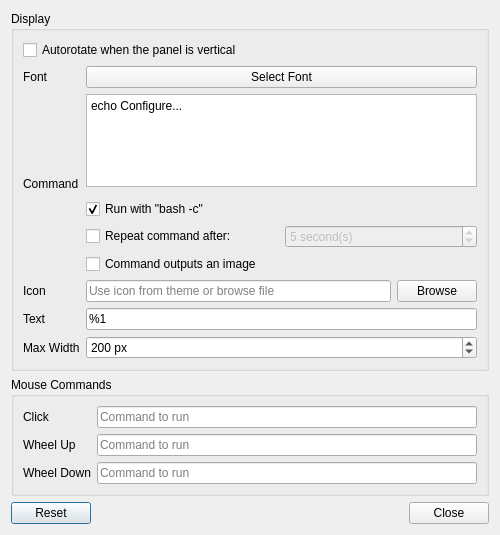
Above: plugin-customcommand/lxqtcustomcommandconfiguration.ui from lxqt/lxqt-panel before the change. Below: the same form after it.
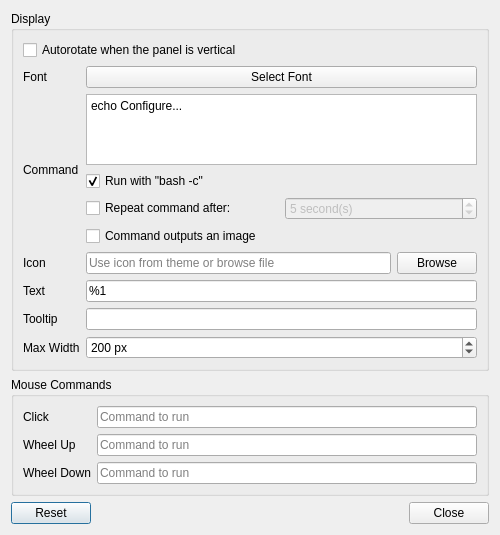
That is the form after the change.

Commit message:
Added configurable tooltip to Custom Command plugin
Also, cleaned up the code.

Closes https://github.com/lxqt/lxqt-panel/issues/2209

What changed in the file:
```diff
--- a/plugin-customcommand/lxqtcustomcommandconfiguration.ui
+++ b/plugin-customcommand/lxqtcustomcommandconfiguration.ui
@@ -22,7 +22,73 @@
      <layout class="QVBoxLayout" name="verticalLayout_2">
       <item>
        <layout class="QGridLayout" name="gridLayout">
-        <item row="5" column="1" colspan="2">
+        <item row="0" column="0" colspan="3">
+         <widget class="QCheckBox" name="autoRotateCheckBox">
+          <property name="text">
+           <string>Autorotate when the panel is vertical</string>
+          </property>
+         </widget>
+        </item>
+        <item row="1" column="0">
+         <widget class="QLabel" name="fontLabel">
+          <property name="text">
+           <string>Font</string>
+          </property>
+         </widget>
+        </item>
+        <item row="1" column="1" colspan="2">
+         <widget class="QPushButton" name="fontButton">
+          <property name="text">
+           <string>Select Font</string>
+          </property>
+          <property name="autoDefault">
+           <bool>false</bool>
+          </property>
+         </widget>
+        </item>
+        <item row="2" column="0" rowspan="4">
+         <widget class="QLabel" name="commandLabel">
+          <property name="text">
+           <string>Command</string>
+          </property>
+          <property name="alignment">
+           <set>Qt::AlignLeading|Qt::AlignLeft|Qt::AlignVCenter</set>
+          </property>
+         </widget>
+        </item>
+        <item row="2" column="1" colspan="2">
+         <widget class="QPlainTextEdit" name="commandPlainTextEdit">
+          <property name="minimumSize">
+           <size>
+            <width>0</width>
+            <height>52</height>
+           </size>
+          </property>
+          <property name="baseSize">
+           <size>
+            <width>0</width>
+            <height>50</height>
+           </size>
+          </property>
+          <property name="plainText">
+           <string>echo Configure...</string>
+          </property>
+          <property name="placeholderText">
+           <string>Command to run</string>
+          </property>
+         </widget>
+        </item>
+        <item row="3" column="1" colspan="2">
+         <widget class="QCheckBox" name="runWithBashCheckBox">
+          <property name="text">
+           <string>Run with &quot;bash -c&quot;</string>
+          </property>
+          <property name="checked">
+           <bool>true</bool>
+          </property>
+         </widget>
+        </item>
+        <item row="4" column="1" colspan="2">
          <widget class="QFrame" name="frame">
           <property name="sizePolicy">
            <sizepolicy hsizetype="Expanding" vsizetype="Preferred">
@@ -102,7 +168,31 @@
           </layout>
          </widget>
         </item>
-        <item row="7" column="2">
+        <item row="5" column="1" colspan="2">
+         <widget class="QCheckBox" name="outputImageCheckBox">
+          <property name="text">
+           <string>Command outputs an image</string>
+          </property>
+         </widget>
+        </item>
+        <item row="6" column="0">
+         <widget class="QLabel" name="iconLabel">
+          <property name="text">
+           <string>Icon</string>
+          </property>
+          <property name="alignment">
+           <set>Qt::AlignLeading|Qt::AlignLeft|Qt::AlignVCenter</set>
+          </property>
+         </widget>
+        </item>
+        <item row="6" column="1">
+         <widget class="QLineEdit" name="iconLineEdit">
+          <property name="placeholderText">
+           <string>Use icon from theme or browse file</string>
+          </property>
+         </widget>
+        </item>
+        <item row="6" column="2">
          <widget class="QPushButton" name="iconBrowseButton">
           <property name="text">
            <string>Browse</string>
@@ -112,6 +202,36 @@
           </property>
          </widget>
         </item>
+        <item row="7" column="0">
+         <widget class="QLabel" name="textLabel">
+          <property name="text">
+           <string>Text</string>
+          </property>
+          <property name="alignment">
+           <set>Qt::AlignLeading|Qt::AlignLeft|Qt::AlignVCenter</set>
+          </property>
+         </widget>
+        </item>
+        <item row="7" column="1" colspan="2">
+         <widget class="QLineEdit" name="textLineEdit">
+          <property name="text">
+           <string>%1</string>
+          </property>
+          <property name="placeholderText">
+           <string>Use %1 to display command output</string>
+          </property>
+         </widget>
+        </item>
+        <item row="8" column="0">
+         <widget class="QLabel" name="tooltipLabel">
+          <property name="text">
+           <string>Tooltip</string>
+          </property>
+         </widget>
+        </item>
+        <item row="8" column="1" colspan="2">
+         <widget class="QLineEdit" name="tooltipLineEdit"/>
+        </item>
         <item row="9" column="0">
          <widget class="QLabel" name="maxWidthLabel">
           <property name="text">
@@ -122,40 +242,6 @@
           </property>
          </widget>
         </item>
-        <item row="1" column="0">
-         <widget class="QLabel" name="fontLabel">
-          <property name="text">
-           <string>Font</string>
-          </property>
-         </widget>
-        </item>
-        <item row="2" column="0" rowspan="5">
-         <widget class="QLabel" name="commandLabel">
-          <property name="text">
-           <string>Command</string>
-          </property>
-          <property name="alignment">
-           <set>Qt::AlignLeading|Qt::AlignLeft|Qt::AlignVCenter</set>
-          </property>
-         </widget>
-        </item>
-        <item row="7" column="0">
-         <widget class="QLabel" name="iconLabel">
-          <property name="text">
-           <string>Icon</string>
-          </property>
-          <property name="alignment">
-           <set>Qt::AlignLeading|Qt::AlignLeft|Qt::AlignVCenter</set>
-          </property>
-         </widget>
-        </item>
-        <item row="0" column="0" colspan="3">
-         <widget class="QCheckBox" name="autoRotateCheckBox">
-          <property name="text">
-           <string>Autorotate when the panel is vertical</string>
-          </property>
-         </widget>
-        </item>
         <item row="9" column="1" colspan="2">
          <widget class="QSpinBox" name="maxWidthSpinBox">
           <property name="suffix">
@@ -175,82 +261,6 @@
           </property>
          </widget>
         </item>
-        <item row="7" column="1">
-         <widget class="QLineEdit" name="iconLineEdit">
-          <property name="placeholderText">
-           <string>Use icon from theme or browse file</string>
-          </property>
-         </widget>
-        </item>
-        <item row="4" column="1" colspan="2">
-         <widget class="QCheckBox" name="runWithBashCheckBox">
-          <property name="text">
-           <string>Run with &quot;bash -c&quot;</string>
-          </property>
-          <property name="checked">
-           <bool>true</bool>
-          </property>
-         </widget>
-        </item>
-        <item row="1" column="1" colspan="2">
-         <widget class="QPushButton" name="fontButton">
-          <property name="text">
-           <string>Select Font</string>
-          </property>
-          <property name="autoDefault">
-           <bool>false</bool>
-          </property>
-         </widget>
-        </item>
-        <item row="8" column="1" colspan="2">
-         <widget class="QLineEdit" name="textLineEdit">
-          <property name="text">
-           <string>%1</string>
-          </property>
-          <property name="placeholderText">
-           <string>Use %1 to display command output</string>
-          </property>
-         </widget>
-        </item>
-        <item row="8" column="0">
-         <widget class="QLabel" name="textLabel">
-          <property name="text">
-           <string>Text</string>
-          </property>
-          <property name="alignment">
-           <set>Qt::AlignLeading|Qt::AlignLeft|Qt::AlignVCenter</set>
-          </property>
-         </widget>
-        </item>
-        <item row="2" column="1" colspan="2">
-         <widget class="QPlainTextEdit" name="commandPlainTextEdit">
-          <property name="minimumSize">
-           <size>
-            <width>0</width>
-            <height>52</height>
-           </size>
-          </property>
-          <property name="baseSize">
-           <size>
-            <width>0</width>
-            <height>50</height>
-           </size>
-          </property>
-          <property name="plainText">
-           <string>echo Configure...</string>
-          </property>
-          <property name="placeholderText">
-           <string>Command to run</string>
-          </property>
-         </widget>
-        </item>
-        <item row="6" column="1" colspan="2">
-         <widget class="QCheckBox" name="outputImageCheckBox">
-          <property name="text">
-           <string>Command outputs an image</string>
-          </property>
-         </widget>
-        </item>
        </layout>
       </item>
      </layout>
```
Left out of the diff: 47 changed lines with no effect on the pictures. The commit also changes 4 other files.
